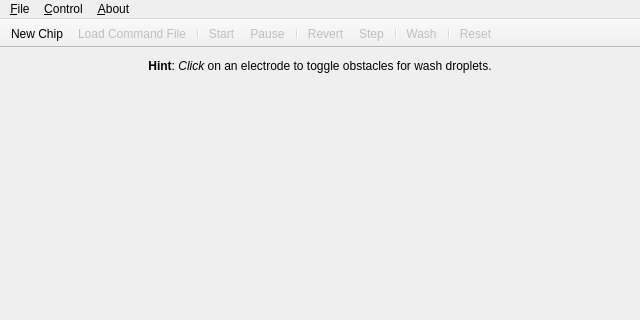
Qt form mainwindow.ui (dkz051/dmfb-simulator) before a commit; both pictures show x 0 to 640 and y 0 to 320 of the 640 by 480 pixel window.
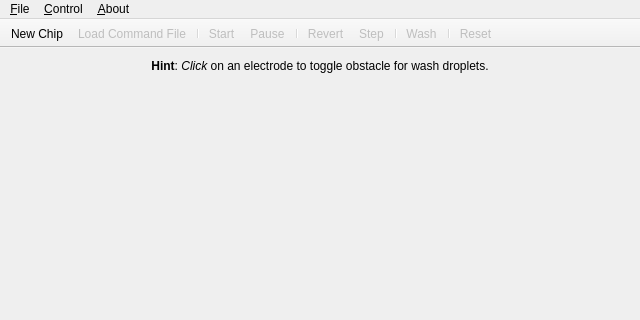
The same form after that commit. Icons and pictures are not drawn.

```diff
--- a/mainwindow.ui
+++ b/mainwindow.ui
@@ -57,7 +57,7 @@
        </sizepolicy>
       </property>
       <property name="text">
-       <string>&lt;html&gt;&lt;head/&gt;&lt;body&gt;&lt;p&gt;&lt;span style=&quot; font-weight:600;&quot;&gt;Hint&lt;/span&gt;: &lt;span style=&quot; font-style:italic;&quot;&gt;Click&lt;/span&gt; on an electrode to toggle obstacles for wash droplets.&lt;/p&gt;&lt;/body&gt;&lt;/html&gt;</string>
+       <string>&lt;html&gt;&lt;head/&gt;&lt;body&gt;&lt;p&gt;&lt;span style=&quot; font-weight:600;&quot;&gt;Hint&lt;/span&gt;: &lt;span style=&quot; font-style:italic;&quot;&gt;Click&lt;/span&gt; on an electrode to toggle obstacle for wash droplets.&lt;/p&gt;&lt;/body&gt;&lt;/html&gt;</string>
       </property>
       <property name="alignment">
        <set>Qt::AlignCenter</set>
```
Left out of the diff: 36 changed lines with no effect on the pictures.
